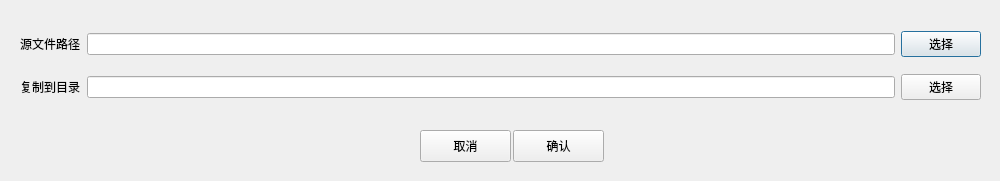
The window that ui/dialog/CopyFileToPathDialog.ui (xiaohaijoe/AutoPackage) describes before a commit, drawn with Qt 5.
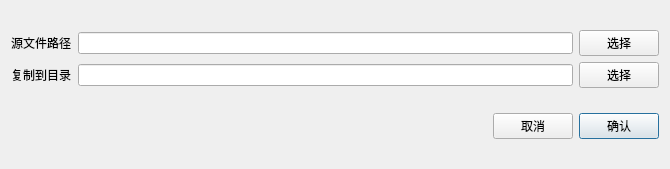
The same window after the commit.

What changed in the file:
```diff
--- a/ui/dialog/CopyFileToPathDialog.ui
+++ b/ui/dialog/CopyFileToPathDialog.ui
@@ -6,28 +6,24 @@
    <rect>
     <x>0</x>
     <y>0</y>
-    <width>1000</width>
-    <height>181</height>
+    <width>670</width>
+    <height>169</height>
    </rect>
   </property>
   <property name="windowTitle">
    <string>Dialog</string>
   </property>
-  <widget class="QWidget" name="gridLayoutWidget">
-   <property name="geometry">
-    <rect>
-     <x>20</x>
-     <y>20</y>
-     <width>961</width>
-     <height>91</height>
-    </rect>
-   </property>
+  <layout class="QGridLayout" name="gridLayout_2">
+   <item row="0" column="0" colspan="2">
    <layout class="QGridLayout" name="gridLayout">
     <item row="0" column="2">
      <widget class="QPushButton" name="originBtn">
       <property name="text">
        <string>选择</string>
       </property>
+       <property name="autoDefault">
+        <bool>false</bool>
+       </property>
      </widget>
     </item>
     <item row="0" column="1">
@@ -55,36 +51,48 @@
       <property name="text">
        <string>选择</string>
       </property>
+       <property name="autoDefault">
+        <bool>false</bool>
+       </property>
      </widget>
     </item>
    </layout>
-  </widget>
-  <widget class="QPushButton" name="confirmBtn">
-   <property name="geometry">
-    <rect>
-     <x>513</x>
-     <y>130</y>
-     <width>91</width>
-     <height>32</height>
-    </rect>
-   </property>
-   <property name="text">
-    <string>确认</string>
-   </property>
-  </widget>
+   </item>
+   <item row="1" column="0" colspan="2">
+    <layout class="QHBoxLayout" name="horizontalLayout">
+     <item>
+      <spacer name="horizontalSpacer">
+       <property name="orientation">
+        <enum>Qt::Horizontal</enum>
+       </property>
+       <property name="sizeHint" stdset="0">
+        <size>
+         <width>40</width>
+         <height>20</height>
+        </size>
+       </property>
+      </spacer>
+     </item>
+     <item>
   <widget class="QPushButton" name="cancelBtn">
-   <property name="geometry">
-    <rect>
-     <x>420</x>
-     <y>130</y>
-     <width>91</width>
-     <height>32</height>
-    </rect>
-   </property>
    <property name="text">
     <string>取消</string>
    </property>
-  </widget>
+       <property name="autoDefault">
+        <bool>false</bool>
+       </property>
+      </widget>
+     </item>
+     <item>
+      <widget class="QPushButton" name="confirmBtn">
+       <property name="text">
+        <string>确认</string>
+       </property>
+      </widget>
+     </item>
+    </layout>
+   </item>
+  </layout>
  </widget>
  <resources/>
  <connections/>
```
Lines whose indentation alone changed are shown as unchanged.
